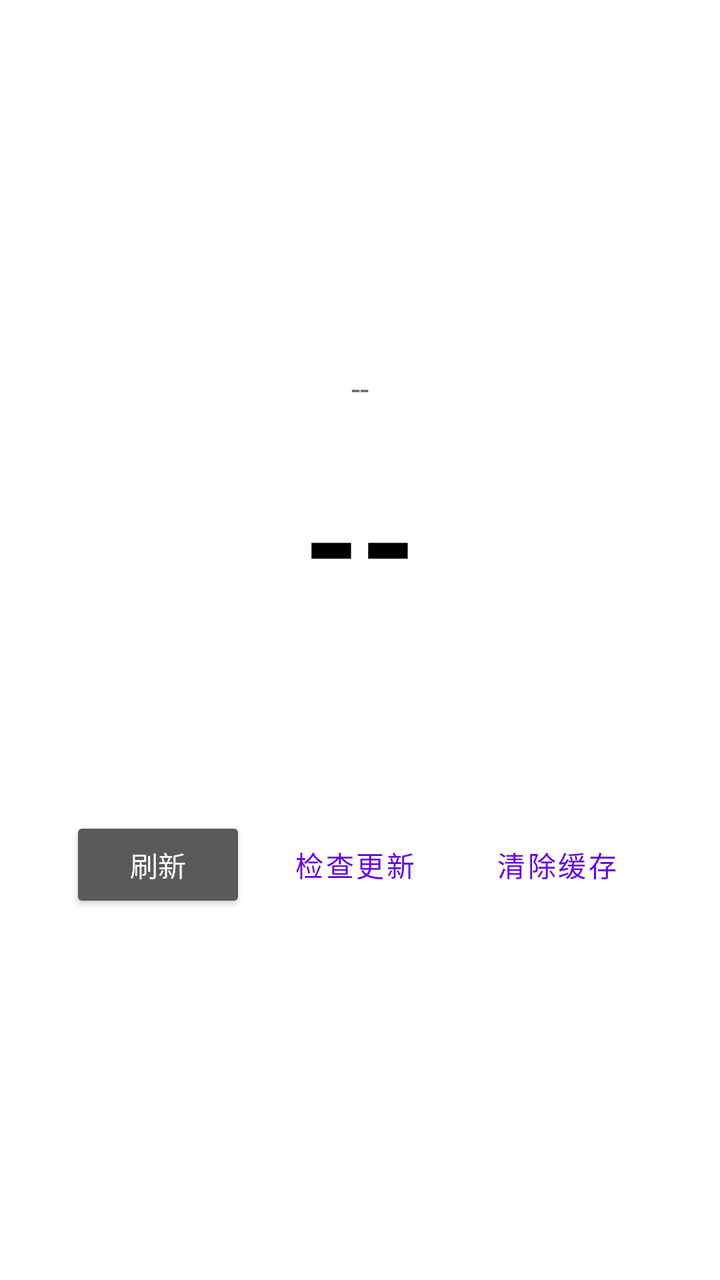
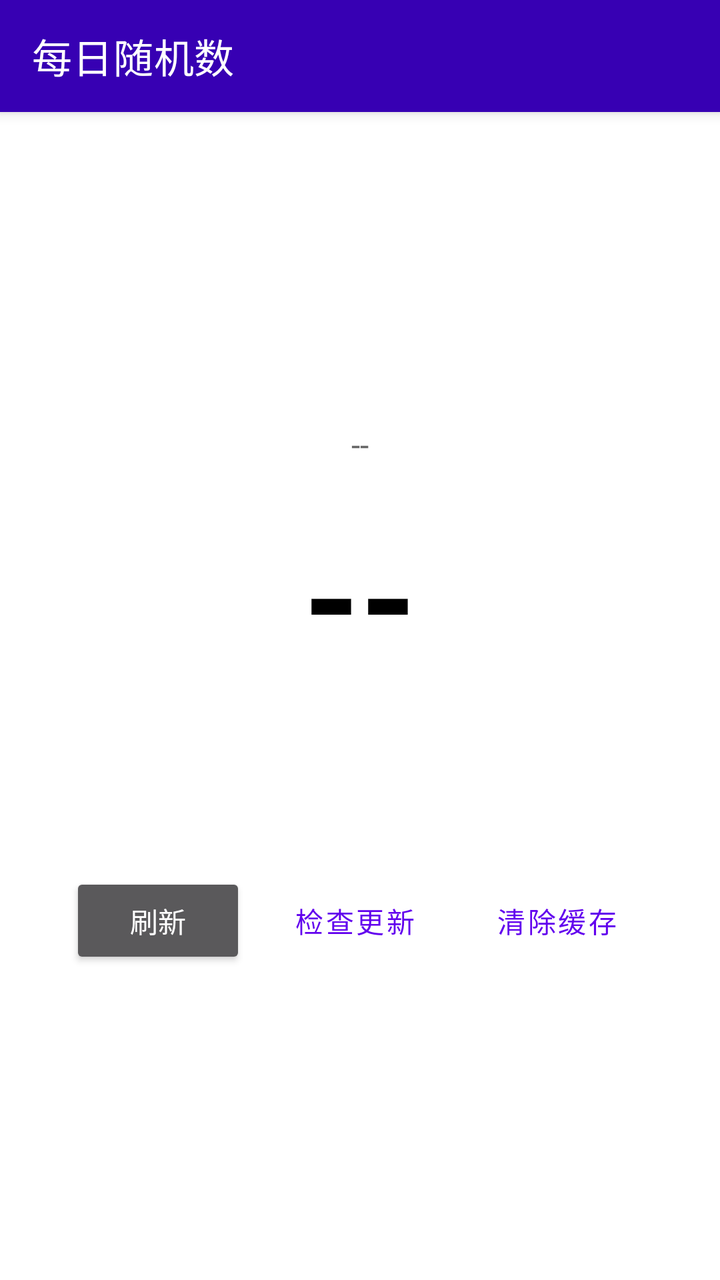

The first picture is an Android layout as it rendered before a commit; the second is the same layout after the commit. The layout source and the unified diff follow.
<!-- AndroidManifest.xml: activity theme Theme.DailyRandom -->
<!-- res/layout/activity_main.xml -->
<?xml version="1.0" encoding="utf-8"?>
<LinearLayout xmlns:android="http://schemas.android.com/apk/res/android"
    android:layout_width="match_parent"
    android:layout_height="match_parent"
    android:gravity="center"
    android:orientation="vertical"
    android:padding="32dp">

    <TextView
        android:id="@+id/tvDate"
        android:layout_width="wrap_content"
        android:layout_height="wrap_content"
        android:text="--"
        android:textColor="#666666"
        android:textSize="16sp" />

    <TextView
        android:id="@+id/tvRandom"
        android:layout_width="wrap_content"
        android:layout_height="wrap_content"
        android:layout_marginTop="16dp"
        android:text="--"
        android:textColor="#000000"
        android:textSize="72sp"
        android:textStyle="bold" />

    <TextView
        android:id="@+id/tvOddEven"
        android:layout_width="wrap_content"
        android:layout_height="wrap_content"
        android:layout_marginTop="8dp"
        android:text=""
        android:textColor="#FF6200EE"
        android:textSize="20sp"
        android:textStyle="bold" />

    <TextView
        android:id="@+id/tvUpdateStatus"
        android:layout_width="wrap_content"
        android:layout_height="wrap_content"
        android:layout_marginTop="16dp"
        android:text=""
        android:textColor="#999999"
        android:textSize="12sp" />

    <LinearLayout
        android:layout_width="wrap_content"
        android:layout_height="wrap_content"
        android:layout_marginTop="24dp"
        android:orientation="horizontal">

        <Button
            android:id="@+id/btnRefresh"
            android:layout_width="wrap_content"
            android:layout_height="wrap_content"
            android:layout_marginEnd="8dp"
            android:text="刷新" />

        <Button
            android:id="@+id/btnUpdate"
            android:layout_width="wrap_content"
            android:layout_height="wrap_content"
            android:layout_marginEnd="8dp"
            android:text="检查更新"
            style="@style/Widget.MaterialComponents.Button.OutlinedButton" />

        <Button
            android:id="@+id/btnClear"
            android:layout_width="wrap_content"
            android:layout_height="wrap_content"
            android:text="清除缓存"
            style="@style/Widget.MaterialComponents.Button.OutlinedButton" />

    </LinearLayout>

</LinearLayout>
<!-- resources referenced by this layout -->
<resources>
  <style name="Theme.DailyRandom" parent="Theme.MaterialComponents.NoActionBar">
          <item name="colorPrimary">@color/purple_500</item>
          <item name="colorPrimaryVariant">@color/purple_700</item>
          <item name="colorOnPrimary">@color/white</item>
          <item name="colorSecondary">@color/teal_200</item>
          <item name="colorSecondaryVariant">@color/teal_700</item>
          <item name="colorOnSecondary">@color/black</item>
          <item name="android:windowBackground">@color/white</item>
          <item name="android:statusBarColor">@color/purple_700</item>
          <item name="android:navigationBarColor">@color/purple_700</item>
          <item name="android:windowLightStatusBar">false</item>
          <item name="android:windowLightNavigationBar">false</item>
      </style>
  <color name="purple_500">#FF6200EE</color>
  <color name="purple_700">#FF3700B3</color>
  <color name="white">#FFFFFFFF</color>
  <color name="teal_200">#FF03DAC5</color>
  <color name="teal_700">#FF018786</color>
  <color name="black">#FF000000</color>
</resources>

<!-- the commit's change to res/layout/activity_main.xml (unified diff, before → after) -->
@@ -1,75 +1,91 @@
 <?xml version="1.0" encoding="utf-8"?>
 <LinearLayout xmlns:android="http://schemas.android.com/apk/res/android"
+    xmlns:app="http://schemas.android.com/apk/res-auto"
     android:layout_width="match_parent"
     android:layout_height="match_parent"
-    android:gravity="center"
-    android:orientation="vertical"
-    android:padding="32dp">
+    android:orientation="vertical">
 
-    <TextView
-        android:id="@+id/tvDate"
-        android:layout_width="wrap_content"
-        android:layout_height="wrap_content"
-        android:text="--"
-        android:textColor="#666666"
-        android:textSize="16sp" />
-
-    <TextView
-        android:id="@+id/tvRandom"
-        android:layout_width="wrap_content"
-        android:layout_height="wrap_content"
-        android:layout_marginTop="16dp"
-        android:text="--"
-        android:textColor="#000000"
-        android:textSize="72sp"
-        android:textStyle="bold" />
-
-    <TextView
-        android:id="@+id/tvOddEven"
-        android:layout_width="wrap_content"
-        android:layout_height="wrap_content"
-        android:layout_marginTop="8dp"
-        android:text=""
-        android:textColor="#FF6200EE"
-        android:textSize="20sp"
-        android:textStyle="bold" />
-
-    <TextView
-        android:id="@+id/tvUpdateStatus"
-        android:layout_width="wrap_content"
-        android:layout_height="wrap_content"
-        android:layout_marginTop="16dp"
-        android:text=""
-        android:textColor="#999999"
-        android:textSize="12sp" />
+    <com.google.android.material.appbar.MaterialToolbar
+        android:id="@+id/toolbar"
+        android:layout_width="match_parent"
+        android:layout_height="?attr/actionBarSize"
+        android:background="@color/purple_700"
+        android:elevation="4dp"
+        app:titleTextColor="@color/white"
+        app:title="每日随机数" />
 
     <LinearLayout
-        android:layout_width="wrap_content"
-        android:layout_height="wrap_content"
-        android:layout_marginTop="24dp"
-        android:orientation="horizontal">
+        android:layout_width="match_parent"
+        android:layout_height="match_parent"
+        android:gravity="center"
+        android:orientation="vertical"
+        android:padding="32dp">
 
-        <Button
-            android:id="@+id/btnRefresh"
+        <TextView
+            android:id="@+id/tvDate"
             android:layout_width="wrap_content"
             android:layout_height="wrap_content"
-            android:layout_marginEnd="8dp"
-            android:text="刷新" />
+            android:text="--"
+            android:textColor="#666666"
+            android:textSize="16sp" />
 
-        <Button
-            android:id="@+id/btnUpdate"
+        <TextView
+            android:id="@+id/tvRandom"
             android:layout_width="wrap_content"
             android:layout_height="wrap_content"
-            android:layout_marginEnd="8dp"
-            android:text="检查更新"
-            style="@style/Widget.MaterialComponents.Button.OutlinedButton" />
+            android:layout_marginTop="16dp"
+            android:text="--"
+            android:textColor="#000000"
+            android:textSize="72sp"
+            android:textStyle="bold" />
 
-        <Button
-            android:id="@+id/btnClear"
+        <TextView
+            android:id="@+id/tvOddEven"
             android:layout_width="wrap_content"
             android:layout_height="wrap_content"
-            android:text="清除缓存"
-            style="@style/Widget.MaterialComponents.Button.OutlinedButton" />
+            android:layout_marginTop="8dp"
+            android:text=""
+            android:textSize="20sp"
+            android:textStyle="bold" />
+
+        <TextView
+            android:id="@+id/tvUpdateStatus"
+            android:layout_width="wrap_content"
+            android:layout_height="wrap_content"
+            android:layout_marginTop="16dp"
+            android:text=""
+            android:textColor="#999999"
+            android:textSize="12sp" />
+
+        <LinearLayout
+            android:layout_width="wrap_content"
+            android:layout_height="wrap_content"
+            android:layout_marginTop="24dp"
+            android:orientation="horizontal">
+
+            <Button
+                android:id="@+id/btnRefresh"
+                android:layout_width="wrap_content"
+                android:layout_height="wrap_content"
+                android:layout_marginEnd="8dp"
+                android:text="刷新" />
+
+            <Button
+                android:id="@+id/btnUpdate"
+                android:layout_width="wrap_content"
+                android:layout_height="wrap_content"
+                android:layout_marginEnd="8dp"
+                android:text="检查更新"
+                style="@style/Widget.MaterialComponents.Button.OutlinedButton" />
+
+            <Button
+                android:id="@+id/btnClear"
+                android:layout_width="wrap_content"
+                android:layout_height="wrap_content"
+                android:text="清除缓存"
+                style="@style/Widget.MaterialComponents.Button.OutlinedButton" />
+
+        </LinearLayout>
 
     </LinearLayout>
 
<!-- resource entries referenced after the edit -->
@@ -1,5 +1,7 @@
 <!-- resources referenced by this layout -->
 <resources>
+  <color name="purple_700">#FF3700B3</color>
+  <color name="white">#FFFFFFFF</color>
   <style name="Theme.DailyRandom" parent="Theme.MaterialComponents.NoActionBar">
           <item name="colorPrimary">@color/purple_500</item>
           <item name="colorPrimaryVariant">@color/purple_700</item>
@@ -14,8 +16,6 @@
           <item name="android:windowLightNavigationBar">false</item>
       </style>
   <color name="purple_500">#FF6200EE</color>
-  <color name="purple_700">#FF3700B3</color>
-  <color name="white">#FFFFFFFF</color>
   <color name="teal_200">#FF03DAC5</color>
   <color name="teal_700">#FF018786</color>
   <color name="black">#FF000000</color>
